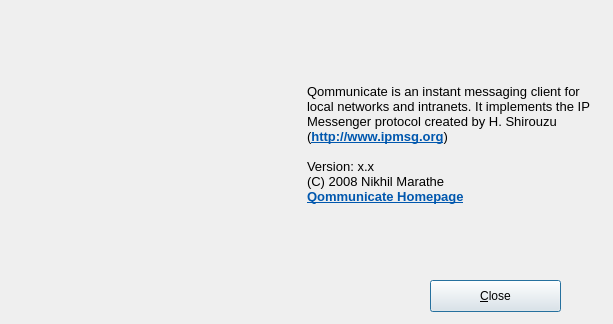
Above: src/about.ui from nikhilm/qommunicate before the change. Below: the same form after it.
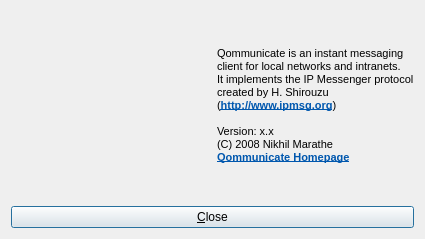
That is the form after the change. Icons and pictures are not drawn.

Commit message: Changed UI sizes, added main layouts to allow resizing and removed the play sound and open messages check boxes, since they are useless

The edit to the form file:
```diff
--- a/src/about.ui
+++ b/src/about.ui
@@ -5,22 +5,15 @@
    <rect>
     <x>0</x>
     <y>0</y>
-    <width>613</width>
-    <height>324</height>
+    <width>425</width>
+    <height>239</height>
    </rect>
   </property>
   <property name="windowTitle" >
    <string>About Qommunicate</string>
   </property>
-  <widget class="QWidget" name="horizontalLayoutWidget" >
-   <property name="geometry" >
-    <rect>
-     <x>9</x>
-     <y>9</y>
-     <width>581</width>
-     <height>271</height>
-    </rect>
-   </property>
+  <layout class="QVBoxLayout" name="verticalLayout" >
+   <item>
    <layout class="QHBoxLayout" name="horizontalLayout_2" >
     <property name="sizeConstraint" >
      <enum>QLayout::SetMinAndMaxSize</enum>
@@ -60,8 +53,12 @@
        <string>&lt;!DOCTYPE HTML PUBLIC "-//W3C//DTD HTML 4.0//EN" "http://www.w3.org/TR/REC-html40/strict.dtd">
 &lt;html>&lt;head>&lt;meta name="qrichtext" content="1" />&lt;style type="text/css">
 p, li { white-space: pre-wrap; }
-&lt;/style>&lt;/head>&lt;body style=" font-family:'Sans Serif'; font-size:10pt; font-weight:400; font-style:normal;">
-&lt;p style=" margin-top:0px; margin-bottom:0px; margin-left:0px; margin-right:0px; -qt-block-indent:0; text-indent:0px;">Qommunicate is an instant messaging client for local networks and intranets. It implements the IP Messenger protocol created by H. Shirouzu (&lt;a href="http://www.ipmsg.org">&lt;span style=" font-weight:600; text-decoration: underline; color:#0057ae;">http://www.ipmsg.org&lt;/span>&lt;/a>)&lt;/p>
+&lt;/style>&lt;/head>&lt;body style=" font-family:'Sans Serif'; font-size:8pt; font-weight:400; font-style:normal;">
+&lt;p style=" margin-top:0px; margin-bottom:0px; margin-left:0px; margin-right:0px; -qt-block-indent:0; text-indent:0px; font-size:10pt;">&lt;span style=" font-size:8pt;">Qommunicate is an instant messaging&lt;/span>&lt;/p>
+&lt;p style=" margin-top:0px; margin-bottom:0px; margin-left:0px; margin-right:0px; -qt-block-indent:0; text-indent:0px;">client for local networks and intranets. &lt;/p>
+&lt;p style=" margin-top:0px; margin-bottom:0px; margin-left:0px; margin-right:0px; -qt-block-indent:0; text-indent:0px;">It implements the IP Messenger protocol&lt;/p>
+&lt;p style=" margin-top:0px; margin-bottom:0px; margin-left:0px; margin-right:0px; -qt-block-indent:0; text-indent:0px;">created by H. Shirouzu&lt;/p>
+&lt;p style=" margin-top:0px; margin-bottom:0px; margin-left:0px; margin-right:0px; -qt-block-indent:0; text-indent:0px;">(&lt;a href="http://www.ipmsg.org">&lt;span style=" font-weight:600; text-decoration: underline; color:#0057ae;">http://www.ipmsg.org&lt;/span>&lt;/a>)&lt;/p>
 &lt;p style="-qt-paragraph-type:empty; margin-top:0px; margin-bottom:0px; margin-left:0px; margin-right:0px; -qt-block-indent:0; text-indent:0px;">&lt;/p>
 &lt;p style=" margin-top:0px; margin-bottom:0px; margin-left:0px; margin-right:0px; -qt-block-indent:0; text-indent:0px;">Version: x.x&lt;/p>
 &lt;p style=" margin-top:0px; margin-bottom:0px; margin-left:0px; margin-right:0px; -qt-block-indent:0; text-indent:0px;">(C) 2008 Nikhil Marathe&lt;/p>
@@ -79,20 +76,15 @@
      </widget>
     </item>
    </layout>
-  </widget>
+   </item>
+   <item>
   <widget class="QPushButton" name="pushButton" >
-   <property name="geometry" >
-    <rect>
-     <x>430</x>
-     <y>280</y>
-     <width>131</width>
-     <height>32</height>
-    </rect>
-   </property>
    <property name="text" >
     <string>&amp;Close</string>
    </property>
   </widget>
+   </item>
+  </layout>
  </widget>
  <resources>
   <include location="logo.qrc" />
```
Lines whose indentation alone changed are shown as unchanged. The commit also changes 4 other files.
